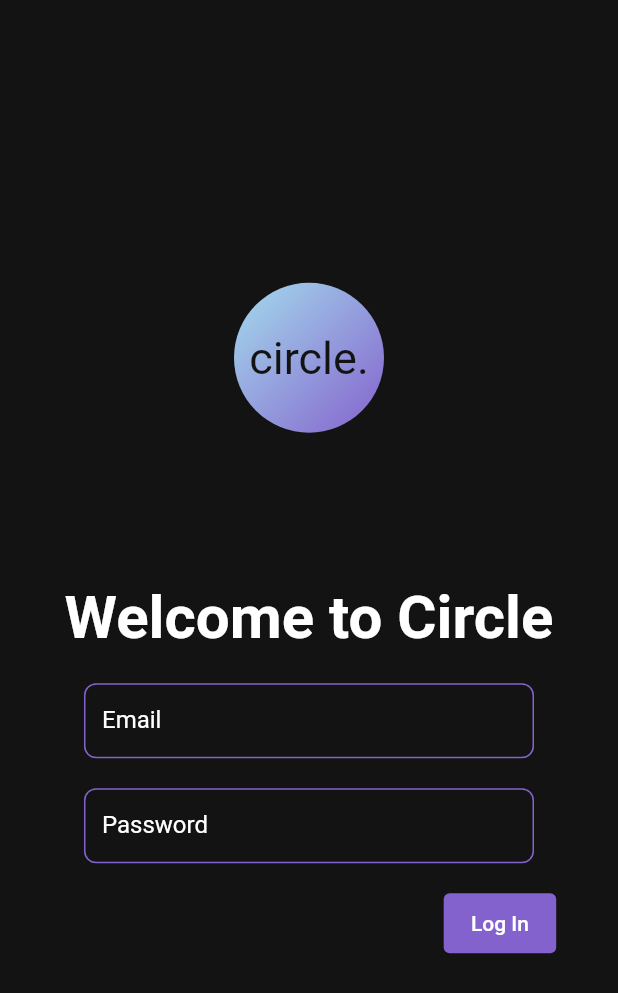
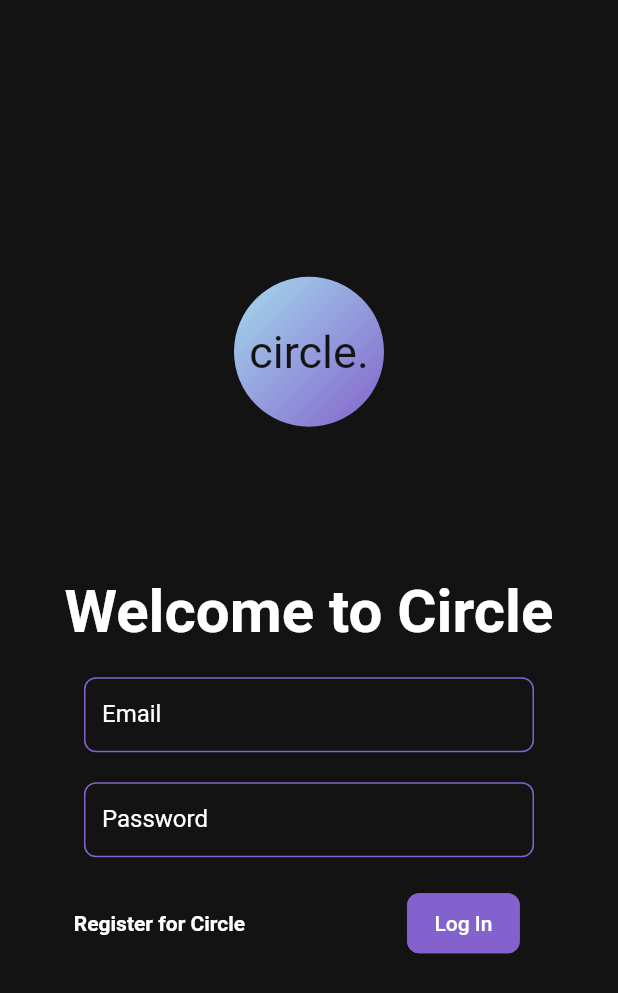
Before and after one commit to Baer-Bones-Technologies/circle-app, a Flutter app: the screen it shows after launch, on a phone screen of 412 x 824 dp. Shown: the top 993 px of the screen. Run offline on Flutter 3.47's test engine with Material 2 defaults, Android fonts, the phone set to English and light mode, and no system bars; our stand-ins replace cloud_firestore, firebase_analytics, firebase_auth, firebase_core, go_router, shared_preferences; accounts and stored records are empty.

Commit message:
updated user model, created partial user model, created registration placeholders

```diff
--- a/lib/circle_user.dart
+++ b/lib/circle_user.dart
@@ -1,5 +1,6 @@
-class CircleUser{
+import 'circle_partial_user.dart';
 
+class CircleUser {
   final String uid;
   final String email;
   final String displayName;
@@ -7,6 +8,11 @@ class CircleUser{
   final String phoneNumber;
   final String bio;
   final String location;
+  final int dateOfBirth;
+  final List<CirclePartialUser> friends;
+  final List<CirclePartialUser> friendRequests;
+  final List<CirclePartialUser> friendRequestsSent;
+  final List<CirclePartialUser> blockedUsers;
 
   CircleUser({
     required this.uid,
@@ -16,9 +22,14 @@ class CircleUser{
     this.phoneNumber = "",
     this.bio = "",
     this.location = "",
+    this.dateOfBirth = 0,
+    this.friends = const [],
+    this.friendRequests = const [],
+    this.friendRequestsSent = const [],
+    this.blockedUsers = const [],
   });
 
-  Map<String, dynamic> toFirebase(){
+  Map<String, dynamic> toFirebase() {
     return {
       'uid': uid,
       'email': email,
@@ -27,6 +38,12 @@ class CircleUser{
       'phoneNumber': phoneNumber,
       'bio': bio,
       'location': location,
+      'dateOfBirth': dateOfBirth,
+      'friends': friends.map((e) => e.toFirebase()).toList(),
+      'friendRequests': friendRequests.map((e) => e.toFirebase()).toList(),
+      'friendRequestsSent':
+          friendRequestsSent.map((e) => e.toFirebase()).toList(),
+      'blockedUsers': blockedUsers.map((e) => e.toFirebase()).toList(),
     };
   }
 
@@ -37,5 +54,18 @@ class CircleUser{
         photoUrl = data['photoUrl'],
         phoneNumber = data['phoneNumber'],
         bio = data['bio'],
-        location = data['location'];
+        location = data['location'],
+        dateOfBirth = data['dateOfBirth'],
+        friends = (data['friends'] as List<dynamic>)
+            .map((e) => CirclePartialUser.fromFirebase(e))
+            .toList(),
+        friendRequests = (data['friendRequests'] as List<dynamic>)
+            .map((e) => CirclePartialUser.fromFirebase(e))
+            .toList(),
+        friendRequestsSent = (data['friendRequestsSent'] as List<dynamic>)
+            .map((e) => CirclePartialUser.fromFirebase(e))
+            .toList(),
+        blockedUsers = (data['blockedUsers'] as List<dynamic>)
+            .map((e) => CirclePartialUser.fromFirebase(e))
+            .toList();
 }
--- a/lib/navigation/router.dart
+++ b/lib/navigation/router.dart
@@ -1,9 +1,11 @@
 import 'package:circle/ui/screens/Home/home.dart';
+import 'package:circle/ui/screens/authentication/registration/registration_mobile.dart';
 import 'package:go_router/go_router.dart';
 
 final GoRouter _router = GoRouter(
   routes: [
     GoRoute(path: '/', builder: (context, state) => const Home()),
+    GoRoute(path: '/registration', builder: (context, state) => const RegistrationMobile())
   ],
 );
 
--- a/lib/resources/strings.dart
+++ b/lib/resources/strings.dart
@@ -11,6 +11,9 @@ const String emailLabel = 'Email';
 const String passwordLabel = 'Password';
 const String confirmPasswordLabel = 'Confirm Password';
 
+/// Hint Strings
+const String emailHint = 'circle.user@circle.com';
+
 
 /// Error Strings
 const String noUserError = 'No user found for that email.';
--- a/lib/ui/common/primary_button.dart
+++ b/lib/ui/common/primary_button.dart
@@ -2,16 +2,17 @@ import 'package:circle/resources/theme.dart';
 import 'package:flutter/material.dart';
 
 class PrimaryButton extends StatelessWidget {
-  const PrimaryButton({Key? key, required this.onPressed, this.onLongPress, required this.text, this.width = 75, this.height = 40, this.elevation = 0.00, this.padding = 3.0}) : super(key: key);
+  const PrimaryButton({Key? key, required this.onPressed, this.onLongPress,this.controller, required this.text, this.width = 75, this.height = 40, this.elevation = 0.00, this.padding = 3.0, this.borderRadius = 8.0}) : super(key: key);
 
   final Function() onPressed;
   final Function()? onLongPress;
+  final MaterialStatesController? controller;
   final String text;
   final double height;
   final double width;
   final double elevation;
   final double padding;
-
+  final double borderRadius;
   @override
   Widget build(BuildContext context) {
     return SizedBox(
@@ -23,8 +24,15 @@ class PrimaryButton extends StatelessWidget {
               backgroundColor: MaterialStateProperty.all<Color>(CircleTheme.secondaryGradientColor),
               foregroundColor: MaterialStateProperty.all<Color>(Colors.white),
             elevation: MaterialStateProperty.all(elevation),
-            padding: MaterialStateProperty.all(EdgeInsets.all(padding))
+            padding: MaterialStateProperty.all(EdgeInsets.all(padding)),
+              shape: MaterialStateProperty.all<RoundedRectangleBorder>(
+                  RoundedRectangleBorder(
+                      borderRadius: BorderRadius.circular(borderRadius),
+                      side: BorderSide(color: CircleTheme.secondaryGradientColor)
+                  )
+              )
           ),
+          statesController: controller,
           child: Text(text)
       ),
     );
--- a/lib/ui/screens/authentication/login/login_mobile.dart
+++ b/lib/ui/screens/authentication/login/login_mobile.dart
@@ -8,6 +8,7 @@ import 'package:circle/utility/auth_handler.dart';
 import 'package:circle/utility/security/password.dart';
 import 'package:flutter/foundation.dart';
 import 'package:flutter/material.dart';
+import 'package:go_router/go_router.dart';
 
 class LoginMobile extends StatefulWidget {
   const LoginMobile({Key? key}) : super(key: key);
@@ -17,7 +18,6 @@ class LoginMobile extends StatefulWidget {
 }
 
 class _LoginMobileState extends State<LoginMobile> {
-
   @override
   Widget build(BuildContext context) {
     TextInputType inputType = TextInputType.emailAddress;
@@ -65,11 +65,21 @@ class _LoginMobileState extends State<LoginMobile> {
                   ),
                   const SizedBox(height: 20),
                   Row(
-                    mainAxisAlignment: MainAxisAlignment.end,
+                    mainAxisAlignment: MainAxisAlignment.start,
                     children: [
+                      TextButton(
+                          onPressed: () => context.go('/registration'),
+                          child: const Text(
+                            'Register for Circle',
+                            style: TextStyle(
+                                color: Colors.white,
+                                fontWeight: FontWeight.bold),
+                          )),
+                      const SizedBox(width: 100),
                       PrimaryButton(
                         onPressed: () {
-                          if (emailController.value.text.isNotEmpty && pass != null) {
+                          if (emailController.value.text.isNotEmpty &&
+                              pass != null) {
                             AuthenticationHandler().signInWithEmailAndPassword(
                                 emailController.value.text, pass!);
                             if (kDebugMode) {
```
Also changed, not shown: lib/circle_partial_user.dart (added, +31 -0 lines), lib/ui/screens/authentication/registration/registration_mobile.dart (added, +172 -0 lines).
